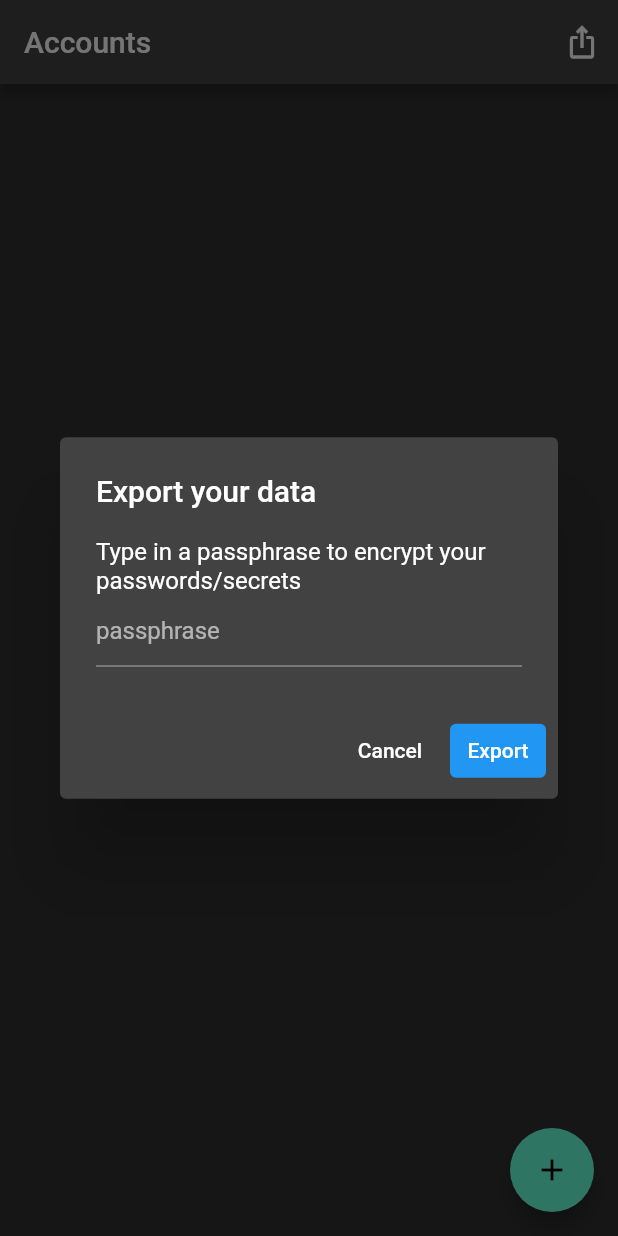
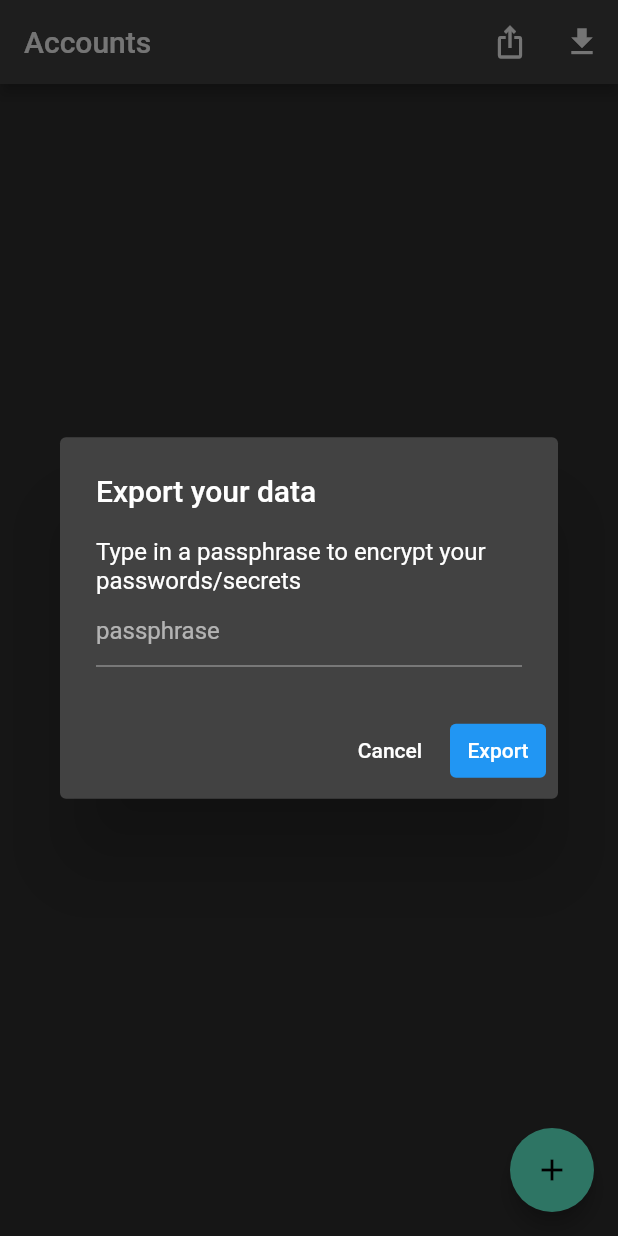
Before and after one commit to vinayakvivek/saver, a Flutter app: the HomeScreen screen opened directly, after a tap on the "ios share" icon, on a phone screen of 412 x 824 dp. Run offline on Flutter 3.47's test engine with Material 2 defaults, Android fonts, the phone set to English and light mode, and no system bars; our stand-ins replace flutter_hooks, flutter_secure_storage, flutter_slidable, hive, hive_flutter, hooks_riverpod and 1 more; missing offline and left inert: encrypt; accounts and stored records are empty.

Commit message:
Move export dialog into separate widget

```diff
--- /dev/null
+++ b/lib/screens/components/export_dialog.dart
@@ -0,0 +1,59 @@
+import 'package:flutter/material.dart';
+import 'package:flutter_hooks/flutter_hooks.dart';
+import 'package:saver/utils.dart';
+
+class ExportDialog extends HookWidget {
+  const ExportDialog({Key? key}) : super(key: key);
+
+  @override
+  Widget build(BuildContext context) {
+    final passphrase = useState("");
+    final showSnackbar = useCallback((String text) {
+      ScaffoldMessenger.of(context).showSnackBar(
+        SnackBar(content: Text(text)),
+      );
+    }, []);
+    return AlertDialog(
+      title: const Text('Export your data'),
+      content: Column(
+        mainAxisSize: MainAxisSize.min,
+        children: [
+          const Text('Type in a passphrase to encrypt your passwords/secrets'),
+          TextField(
+            decoration: const InputDecoration(hintText: 'passphrase'),
+            onChanged: (value) => passphrase.value = value,
+          )
+        ],
+      ),
+      actions: <Widget>[
+        TextButton(
+          onPressed: () => Navigator.pop(context, 'Cancel'),
+          child: const Text('Cancel'),
+        ),
+        TextButton(
+          style: ButtonStyle(
+            backgroundColor: MaterialStateProperty.all<Color>(Colors.blue),
+          ),
+          onPressed: () async {
+            if (passphrase.value.isEmpty) {
+              showSnackbar('Please enter a passphrase');
+            } else {
+              // TODO: use either to manage error flow
+              try {
+                final outFile =
+                    await exportAccountsToFile(passphrase: passphrase.value);
+                print('Exported data to: ${outFile.path}');
+                showSnackbar('Exported successfully');
+                Navigator.pop(context, 'Export');
+              } catch (err) {
+                print(err);
+                showSnackbar('Error while exporting');
+              }
+            }
+          },
+          child: const Text('Export'),
+        ),
+      ],
+    );
+  }
+}
--- a/lib/screens/home_screen.dart
+++ b/lib/screens/home_screen.dart
@@ -1,24 +1,17 @@
 import 'package:flutter/material.dart';
-import 'package:flutter_hooks/flutter_hooks.dart';
 import 'package:hive_flutter/hive_flutter.dart';
 import 'package:hooks_riverpod/hooks_riverpod.dart';
 import 'package:saver/models/account.dart';
 import 'package:saver/boxes.dart';
 import 'package:saver/screens/account_screen.dart';
 import 'package:saver/screens/components/account_tile.dart';
-import 'package:saver/utils.dart';
+import 'package:saver/screens/components/export_dialog.dart';
 
 class HomeScreen extends HookConsumerWidget {
   const HomeScreen({Key? key}) : super(key: key);
 
   @override
   Widget build(BuildContext context, WidgetRef ref) {
-    final passphrase = useState("");
-    final showSnackbar = useCallback((String text) {
-      ScaffoldMessenger.of(context).showSnackBar(
-        SnackBar(content: Text(text)),
-      );
-    }, []);
     return Scaffold(
       appBar: AppBar(
         title: const Text("Accounts"),
@@ -26,52 +19,13 @@ class HomeScreen extends HookConsumerWidget {
           IconButton(
             onPressed: () => showDialog<String>(
               context: context,
-              builder: (BuildContext context) => AlertDialog(
-                title: const Text('Export your data'),
-                content: Column(
-                  mainAxisSize: MainAxisSize.min,
-                  children: [
-                    const Text(
-                        'Type in a passphrase to encrypt your passwords/secrets'),
-                    TextField(
-                      decoration: const InputDecoration(hintText: 'passphrase'),
-                      onChanged: (value) => passphrase.value = value,
-                    )
-                  ],
-                ),
-                actions: <Widget>[
-                  TextButton(
-                    onPressed: () => Navigator.pop(context, 'Cancel'),
-                    child: const Text('Cancel'),
-                  ),
-                  TextButton(
-                    style: ButtonStyle(
-                      backgroundColor:
-                          MaterialStateProperty.all<Color>(Colors.blue),
-                    ),
-                    onPressed: () async {
-                      if (passphrase.value.isEmpty) {
-                        showSnackbar('Please enter a passphrase');
-                      } else {
-                        // TODO: use either to manage error flow
-                        try {
-                          final outFile = await exportAccountsToFile(
-                              passphrase: passphrase.value);
-                          print('Exported data to: ${outFile.path}');
-                          showSnackbar('Exported successfully');
-                          Navigator.pop(context, 'Export');
-                        } catch (err) {
-                          print(err);
-                          showSnackbar('Error while exporting');
-                        }
-                      }
-                    },
-                    child: const Text('Export'),
-                  ),
-                ],
-              ),
+              builder: (BuildContext context) => const ExportDialog(),
             ),
             icon: const Icon(Icons.ios_share),
+          ),
+          IconButton(
+            onPressed: () async {},
+            icon: const Icon(Icons.download),
           ),
         ],
       ),
--- a/lib/utils.dart
+++ b/lib/utils.dart
@@ -50,3 +50,5 @@ Future<File> exportAccountsToFile({required String passphrase}) async {
   final outFile = await file.writeAsString(content);
   return outFile;
 }
+
+void importAccountsFromFile() {}
```
